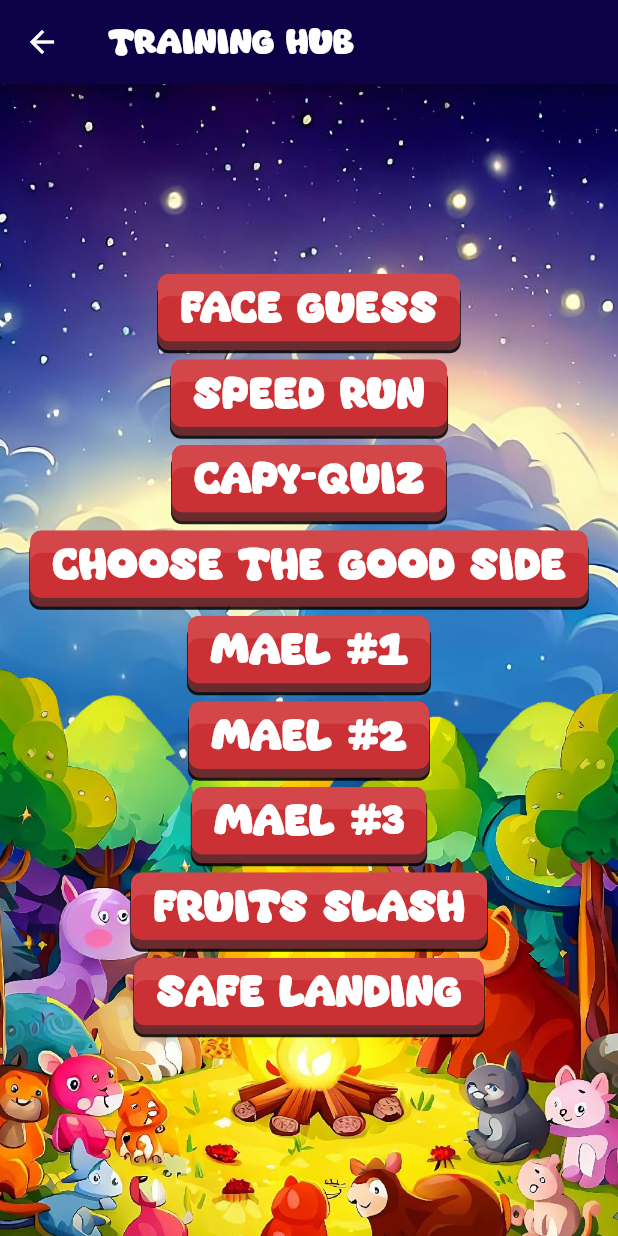
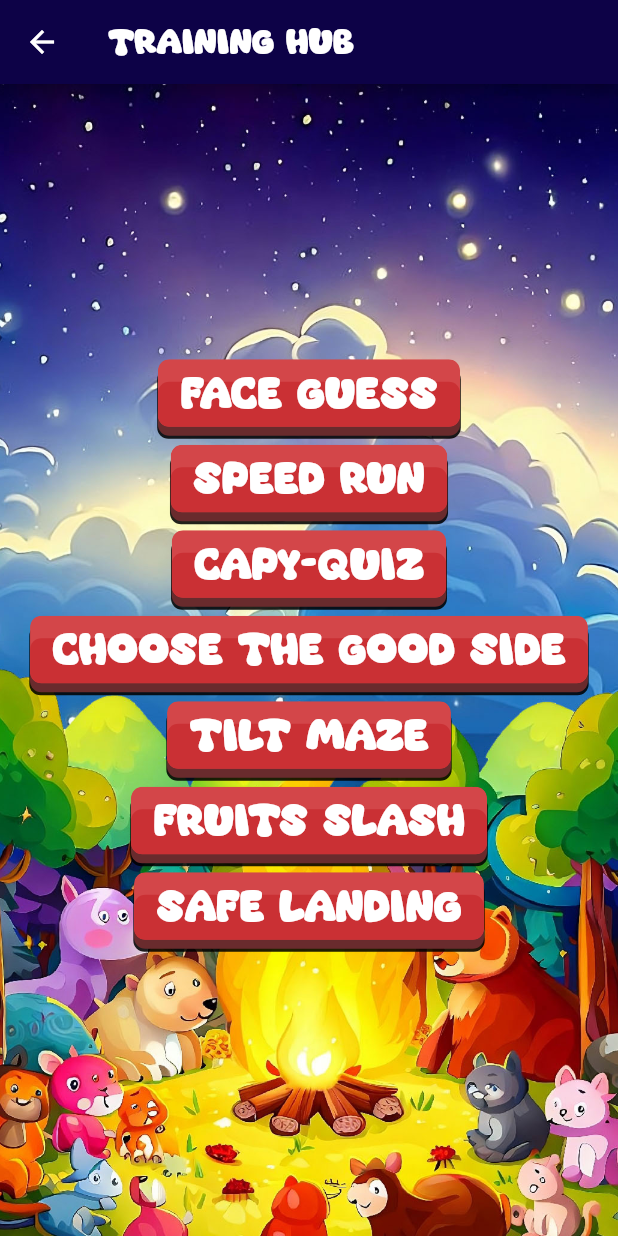
Before and after one commit to yami2200/flutter_p2p_minigames, a Flutter app: the TrainingPage screen opened by its route, on a phone screen of 412 x 824 dp. Run offline on Flutter 3.47's test engine with Material 2 defaults, Android fonts, the phone set to English and light mode, and no system bars; our stand-ins replace go_router, permission_handler, shared_preferences; missing offline and left inert: dart:html, flame, flutter_p2p_plus; accounts and stored records are empty.

Commit message:
feat: added button to training page

```diff
--- a/lib/training_page.dart
+++ b/lib/training_page.dart
@@ -15,9 +15,7 @@ class _TrainingPage extends State<TrainingPage> {
     {"text": "Speed run", "path": ""},
     {"text": "Capy-Quiz", "path": "/quiz/training"},
     {"text": "Choose the good side", "path": "/choosegoodside/training"},
-    {"text": "Mael #1", "path": ""},
-    {"text": "Mael #2", "path": ""},
-    {"text": "Mael #3", "path": ""},
+    {"text": "Tilt Maze", "path": "/tilt_maze/training"},
     {"text": "Fruits Slash", "path": "/fruits_slash/training"},
     {"text": "Safe Landing", "path": "/safe_landing/training"},
   ];
```
